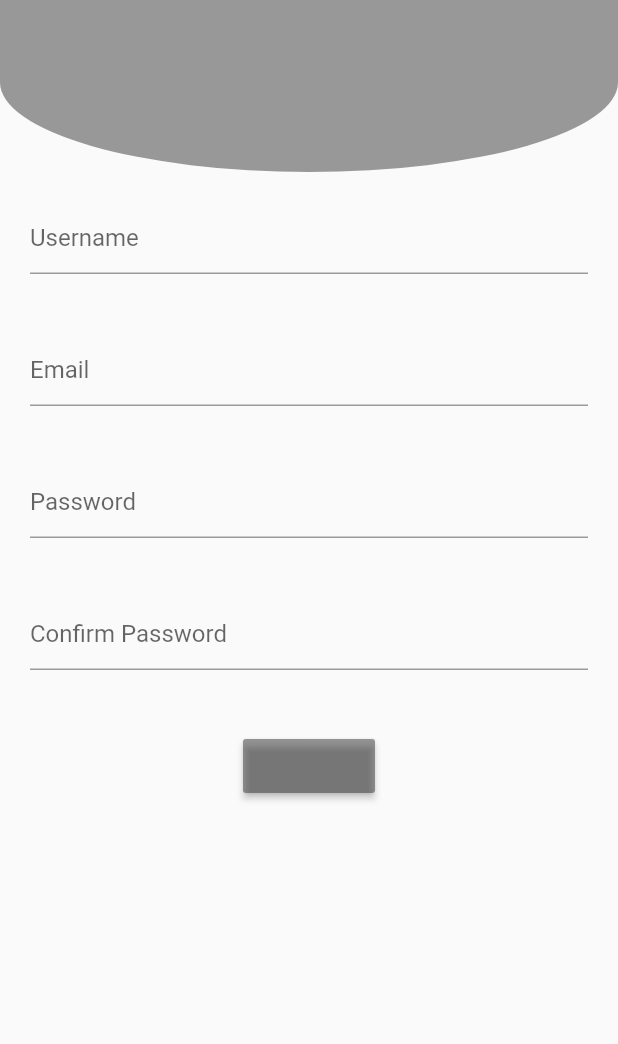
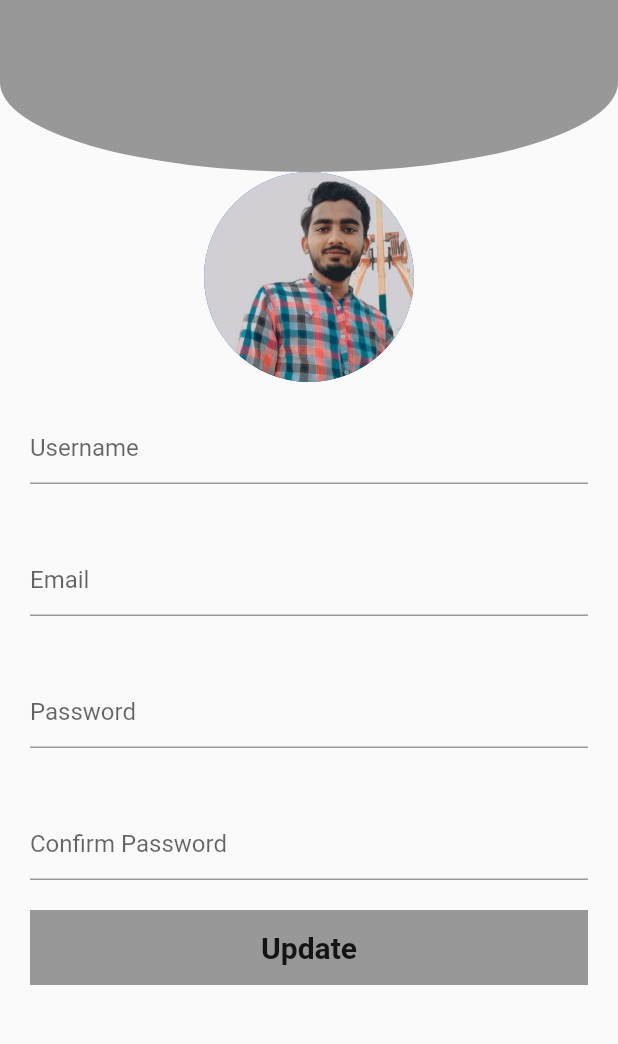
Before and after one commit to aliahsan786/ProfilePage, a Flutter app: the screen it shows after launch, on a phone screen of 412 x 824 dp, the part 137-1181 px from its top. Run offline on Flutter 3.47's test engine with Material 2 defaults, Android fonts, the phone set to English and light mode, and no system bars.

Commit message:
stack
Trying to add  image between over the two widgets and

```diff
--- a/uipractice/lib/main.dart
+++ b/uipractice/lib/main.dart
@@ -78,14 +78,14 @@ class _MyHomePageState extends State<MyHomePage> {
                   //     )),
                 ),
               ),
-              // Stack(
-              //   children: [
-              //     CircleAvatar(
-              //       radius: 70,
-              //       backgroundImage: ExactAssetImage('images/c1.png'),
-              //     ),
-              //   ],
-              // ),
+              Stack(
+                children: [
+                  CircleAvatar(
+                    radius: 70,
+                    backgroundImage: ExactAssetImage('images/c1.png'),
+                  ),
+                ],
+              ),
               Column(
                 children: [
                   Container(
@@ -121,11 +121,24 @@ class _MyHomePageState extends State<MyHomePage> {
                     ),
                   ),
                   Container(
-                      padding: const EdgeInsets.all(20.0),
-                      child: MaterialButton(
-                        onPressed: () {},
-                        color: Color.fromRGBO(54, 54, 56, 0.5),
-                      )),
+                    height: 50, width: MediaQuery.of(context).size.width - 40,
+                    color: Color.fromRGBO(54, 54, 56, 0.5),
+                    // padding: const EdgeInsets.only(top: 20),
+                    child: MaterialButton(
+                      // height: 30,
+                      onPressed: () {},
+                      child: Text(
+                        'Update',
+                        style: TextStyle(
+                          fontWeight: FontWeight.w700,
+                          fontSize: 20,
+                        ),
+                      ),
+                    ),
+                  ),
+                  SizedBox(
+                    height: 30,
+                  )
                 ],
               )
             ],
```
